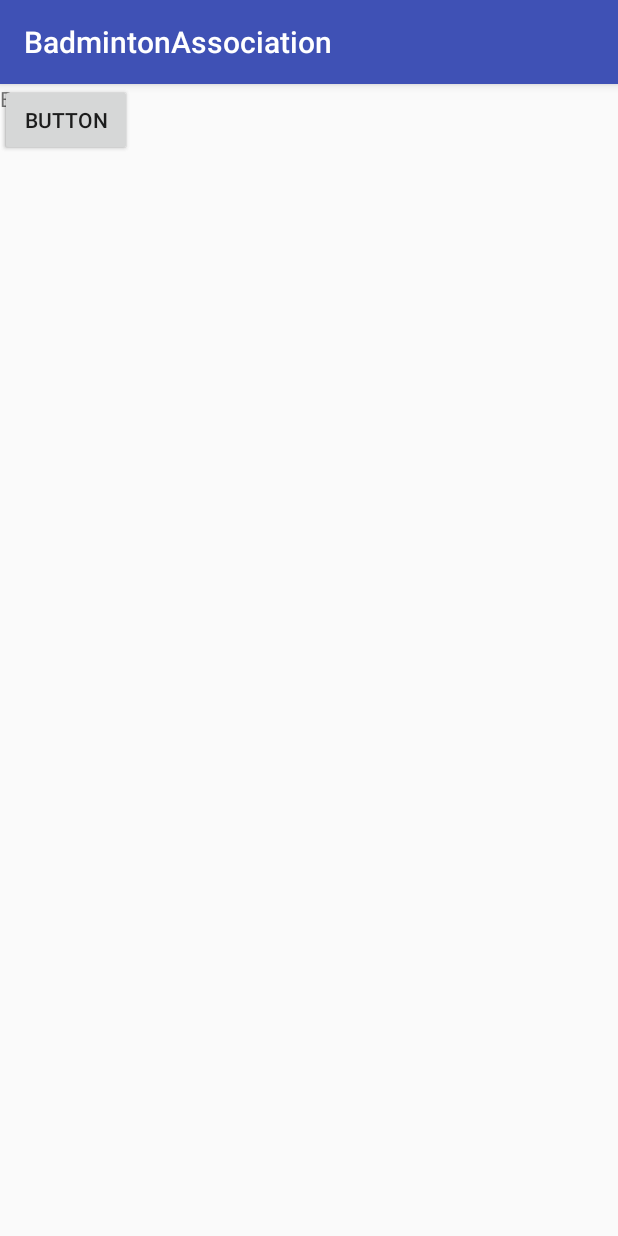
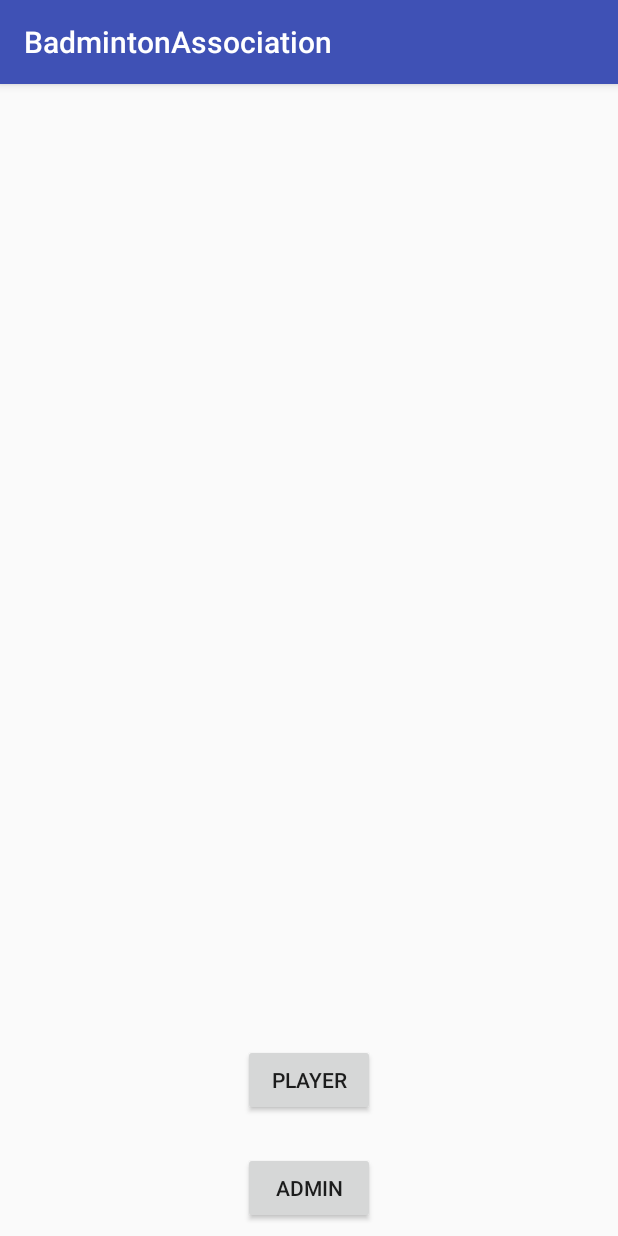
Before and after one commit to h4nz2/BadmintonAssociation, an Android app: the screen it shows after launch (MainActivity), on a phone screen of 412 x 824 dp. Run offline under Robolectric (Android 15) with nearby library versions, the phone set to English and light mode, and no system bars.

```diff
--- a/BadmintonAssociation/app/src/main/AndroidManifest.xml
+++ b/BadmintonAssociation/app/src/main/AndroidManifest.xml
@@ -9,13 +9,16 @@
         android:roundIcon="@mipmap/ic_launcher_round"
         android:supportsRtl="true"
         android:theme="@style/AppTheme">
-        <activity android:name=".MainActivity">
+        <activity android:name=".Activities.MainActivity">
             <intent-filter>
                 <action android:name="android.intent.action.MAIN" />
 
                 <category android:name="android.intent.category.LAUNCHER" />
             </intent-filter>
         </activity>
+        <activity android:name=".Activities.Player.PlayerMenuActivity" />
+        <activity android:name=".Activities.Player.PlayerTournamentsActivity" />
+        <activity android:name=".Activities.Player.PlayerMyAccountActivity"></activity>
     </application>
 
 </manifest>
--- /dev/null
+++ b/BadmintonAssociation/app/src/main/java/badminton_association/com/example/honza/badmintonassociation/Activities/MainActivity.java
@@ -0,0 +1,40 @@
+package badminton_association.com.example.honza.badmintonassociation.Activities;
+
+import android.content.Intent;
+import android.support.v7.app.AppCompatActivity;
+import android.os.Bundle;
+import android.view.View;
+import android.widget.Button;
+
+import badminton_association.com.example.honza.badmintonassociation.Activities.Player.PlayerMenuActivity;
+import badminton_association.com.example.honza.badmintonassociation.R;
+
+public class MainActivity extends AppCompatActivity {
+
+    private Button adminButton;
+    private Button playerButton;
+
+    @Override
+    protected void onCreate(Bundle savedInstanceState) {
+        super.onCreate(savedInstanceState);
+        setContentView(R.layout.activity_main);
+
+        adminButton = (Button) findViewById(R.id.adminButton);
+        playerButton = (Button) findViewById(R.id.playerButton);
+
+        adminButton.setOnClickListener(new View.OnClickListener() {
+            @Override
+            public void onClick(View v) {
+                //TODO
+            }
+        });
+
+        playerButton.setOnClickListener(new View.OnClickListener() {
+            @Override
+            public void onClick(View v) {
+                Intent intent = new Intent(MainActivity.this, PlayerMenuActivity.class);
+                startActivity(intent);
+            }
+        });
+    }
+}
--- a/BadmintonAssociation/app/src/main/res/layout/activity_main.xml
+++ b/BadmintonAssociation/app/src/main/res/layout/activity_main.xml
@@ -4,30 +4,30 @@
     xmlns:tools="http://schemas.android.com/tools"
     android:layout_width="match_parent"
     android:layout_height="match_parent"
-    tools:context="badminton_association.com.example.honza.badmintonassociation.MainActivity">
+    tools:context="badminton_association.com.example.honza.badmintonassociation.Activities.MainActivity">
 
 
     <Button
         android:id="@+id/playerButton"
         android:layout_width="wrap_content"
         android:layout_height="wrap_content"
-        android:text="Button"
-        tools:layout_editor_absoluteX="191dp"
-        tools:layout_editor_absoluteY="151dp" />
+        android:text="player"
+        android:layout_marginRight="8dp"
+        app:layout_constraintRight_toRightOf="parent"
+        android:layout_marginLeft="8dp"
+        app:layout_constraintLeft_toLeftOf="parent"
+        android:layout_marginBottom="24dp"
+        app:layout_constraintBottom_toTopOf="@+id/adminButton" />
 
     <Button
-        android:id="@+id/button2"
+        android:id="@+id/adminButton"
         android:layout_width="wrap_content"
         android:layout_height="wrap_content"
-        android:text="Button"
-        tools:layout_editor_absoluteX="160dp"
-        tools:layout_editor_absoluteY="295dp" />
-
-    <TextView
-        android:id="@+id/textView"
-        android:layout_width="wrap_content"
-        android:layout_height="wrap_content"
-        android:text="Button"
-        tools:layout_editor_absoluteX="268dp"
-        tools:layout_editor_absoluteY="640dp" />
+        android:text="admin"
+        android:layout_marginLeft="8dp"
+        app:layout_constraintLeft_toLeftOf="parent"
+        android:layout_marginRight="8dp"
+        app:layout_constraintRight_toRightOf="parent"
+        app:layout_constraintBottom_toBottomOf="parent"
+        android:layout_marginBottom="8dp" />
 </android.support.constraint.ConstraintLayout>
--- /dev/null
+++ b/BadmintonAssociation/mysql-connector-java-5.1.6/build.gradle
@@ -0,0 +1,2 @@
+configurations.maybeCreate("default")
+artifacts.add("default", file('mysql-connector-java-5.1.6.jar'))
--- a/BadmintonAssociation/settings.gradle
+++ b/BadmintonAssociation/settings.gradle
@@ -1 +1 @@
-include ':app'
+include ':app', ':mysql-connector-java-5.1.6'
```
Also changed, not shown: BadmintonAssociation/app/src/main/java/badminton_association/com/example/honza/badmintonassociation/Activities/Player/PlayerMenuActivity.java (added, +36 -0 lines), BadmintonAssociation/app/src/main/java/badminton_association/com/example/honza/badmintonassociation/Activities/Player/PlayerMyAccountActivity.java (added, +15 -0 lines), BadmintonAssociation/app/src/main/java/badminton_association/com/example/honza/badmintonassociation/Activities/Player/PlayerTournamentsActivity.java (added, +15 -0 lines), BadmintonAssociation/app/src/main/java/badminton_association/com/example/honza/badmintonassociation/Database/MySqlConnector.java (added, +19 -0 lines), BadmintonAssociation/app/src/main/java/badminton_association/com/example/honza/badmintonassociation/Database/PlayerGateway.java (added, +42 -0 lines), BadmintonAssociation/app/src/main/java/badminton_association/com/example/honza/badmintonassociation/MainActivity.java (deleted, +0 -13 lines), BadmintonAssociation/app/src/main/java/badminton_association/com/example/honza/badmintonassociation/Models/Enum.java (added, +23 -0 lines), BadmintonAssociation/app/src/main/java/badminton_association/com/example/honza/badmintonassociation/Models/Player.java (added, +23 -0 lines), BadmintonAssociation/app/src/main/res/layout/activity_player_menu.xml (added, +59 -0 lines), BadmintonAssociation/app/src/main/res/layout/activity_player_my_account.xml (added, +9 -0 lines), BadmintonAssociation/app/src/main/res/layout/activity_player_tournaments.xml (added, +9 -0 lines), 1 other file.
